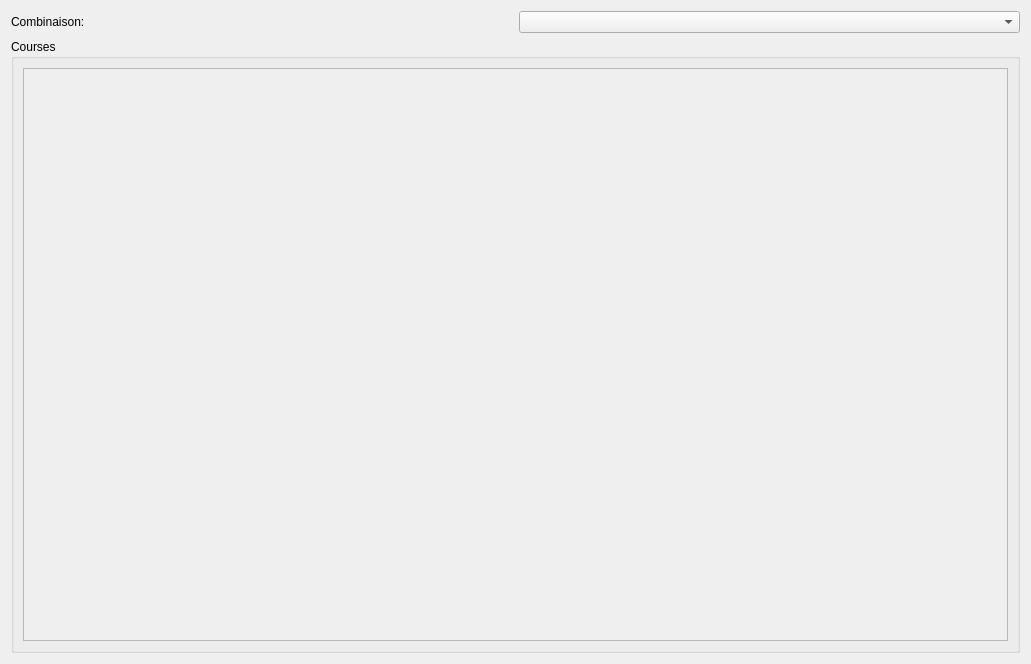
Old version of the form view/display_BDD.ui in the repository jfroger78/Programme5_bis.
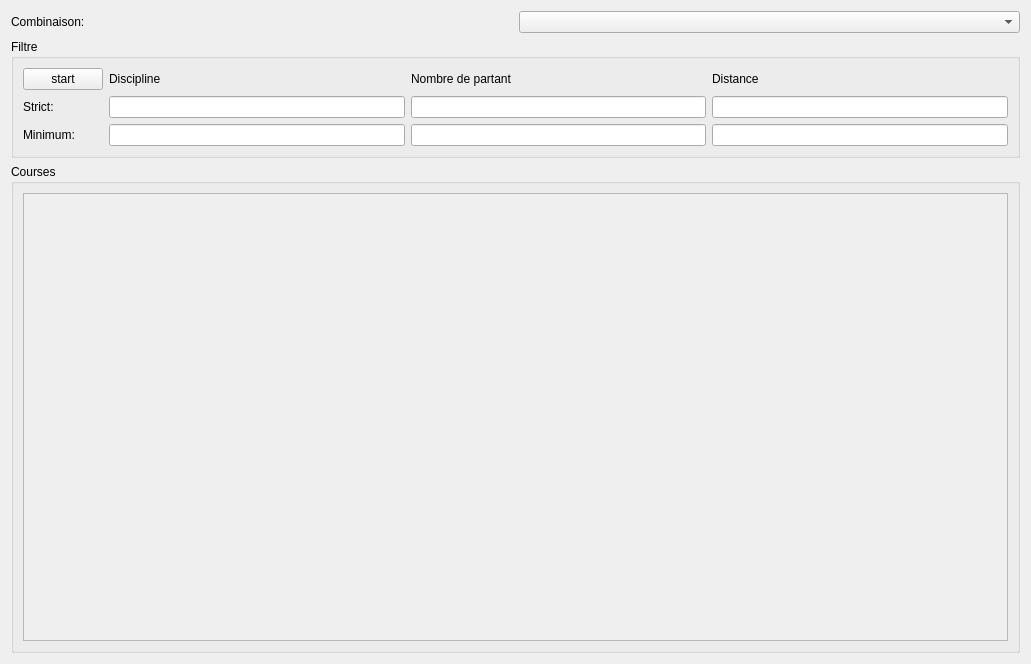
New version of the form.

Commit message: [FEATURE] - Add filter in BDD tab.

Diff of the .ui file:
```diff
--- a/view/display_BDD.ui
+++ b/view/display_BDD.ui
@@ -14,7 +14,7 @@
    <string>Form</string>
   </property>
   <layout class="QGridLayout" name="gridLayout_2">
-   <item row="1" column="0" colspan="2">
+   <item row="2" column="0" colspan="2">
     <widget class="QGroupBox" name="m_courses">
      <property name="title">
       <string>Courses</string>
@@ -31,7 +31,7 @@
            <x>0</x>
            <y>0</y>
            <width>987</width>
-           <height>565</height>
+           <height>420</height>
           </rect>
          </property>
          <layout class="QVBoxLayout" name="verticalLayout">
@@ -47,6 +47,9 @@
      </layout>
     </widget>
    </item>
+   <item row="0" column="1">
+    <widget class="QComboBox" name="m_combinationList"/>
+   </item>
    <item row="0" column="0">
     <widget class="QLabel" name="m_combLabel">
      <property name="text">
@@ -54,8 +57,74 @@
      </property>
     </widget>
    </item>
-   <item row="0" column="1">
-    <widget class="QComboBox" name="m_combinationList"/>
+   <item row="1" column="0" colspan="2">
+    <widget class="QGroupBox" name="m_filter">
+     <property name="title">
+      <string>Filtre</string>
+     </property>
+     <layout class="QGridLayout" name="gridLayout_4">
+      <item row="1" column="1">
+       <widget class="QLineEdit" name="m_disciplineStrict"/>
+      </item>
+      <item row="0" column="2">
+       <widget class="QLabel" name="m_nbrLeaver">
+        <property name="text">
+         <string>Nombre de partant</string>
+        </property>
+       </widget>
+      </item>
+      <item row="1" column="0">
+       <widget class="QLabel" name="m_strict">
+        <property name="text">
+         <string>Strict:</string>
+        </property>
+       </widget>
+      </item>
+      <item row="0" column="1">
+       <widget class="QLabel" name="m_discipline">
+        <property name="text">
+         <string>Discipline</string>
+        </property>
+       </widget>
+      </item>
+      <item row="1" column="3">
+       <widget class="QLineEdit" name="m_distanceStrict"/>
+      </item>
+      <item row="2" column="2">
+       <widget class="QLineEdit" name="m_nbrLeaverMin"/>
+      </item>
+      <item row="1" column="2">
+       <widget class="QLineEdit" name="m_nbrLeaverStrict"/>
+      </item>
+      <item row="2" column="0">
+       <widget class="QLabel" name="m_minimum">
+        <property name="text">
+         <string>Minimum:</string>
+        </property>
+       </widget>
+      </item>
+      <item row="2" column="1">
+       <widget class="QLineEdit" name="m_disciplineMin"/>
+      </item>
+      <item row="0" column="3">
+       <widget class="QLabel" name="m_distance">
+        <property name="text">
+         <string>Distance</string>
+        </property>
+       </widget>
+      </item>
+      <item row="2" column="3">
+       <widget class="QLineEdit" name="m_distanceMin"/>
+      </item>
+      <item row="0" column="0">
+       <widget class="QPushButton" name="m_start">
+        <property name="text">
+         <string>start</string>
+        </property>
+       </widget>
+      </item>
+     </layout>
+    </widget>
    </item>
   </layout>
  </widget>
```
The commit also changes 4 other files.
